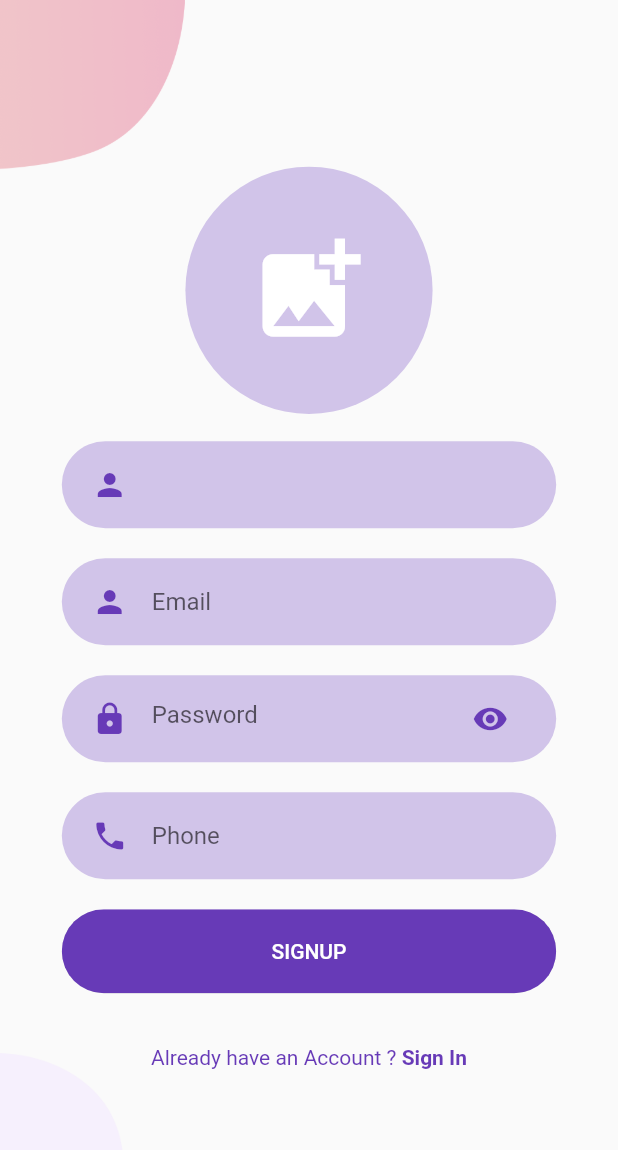
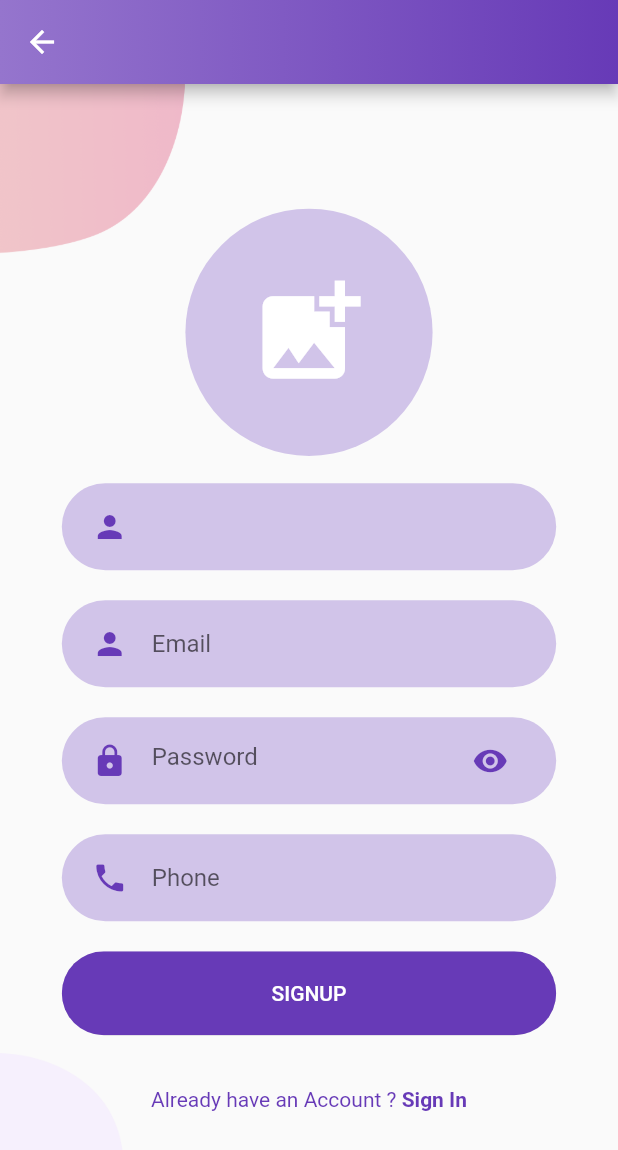
Before and after one commit to razzazcode/forsa, a Flutter app: the myInfo screen opened directly, on a phone screen of 412 x 824 dp. Shown: the top 1150 px of the screen. Run offline on Flutter 3.47's test engine with Material 2 defaults, Android fonts, the phone set to English and light mode, and no system bars; our stand-ins replace cloud_firestore, firebase_auth, firebase_core, firebase_storage, flutter_svg, geocoding and 4 more; missing offline and left inert: image_slider, maps_launcher; accounts and stored records are empty.

```diff
--- a/lib/Signup/components/myInfoBody.dart
+++ b/lib/Signup/components/myInfoBody.dart
@@ -271,8 +271,11 @@ class _myInfoBodyState extends State<myInfoBody> {
                 child: CircleAvatar(
                   radius: _screenWidth * 0.20,
                   backgroundColor: Colors.deepPurple[100],
-                  backgroundImage: _image==null?null:FileImage(_image),
+                  backgroundImage:
+                   _image==null?null:FileImage(_image),
                   child: _image == null ?
+
+
 
                   Icon(
                     Icons.add_photo_alternate,
--- a/lib/Signup/myInfo.dart
+++ b/lib/Signup/myInfo.dart
@@ -1,11 +1,56 @@
+
 import 'package:flutter/material.dart';
+import 'package:forsa/HomeScreen.dart';
 import 'package:forsa/Signup/components/myInfoBody.dart';
 
 class myInfo extends StatelessWidget {
+
+
+
+
+
+
   @override
   Widget build(BuildContext context) {
     return Scaffold(
+
+
+
+
+
+      appBar: AppBar(
+        leading:  IconButton(
+          icon: Icon(Icons.arrow_back, color: Colors.white),
+        onPressed: (){
+          Route newRoute = MaterialPageRoute(builder: (_) => HomeScreen());
+          Navigator.pushReplacement(context, newRoute);
+        }
+    ),
+
+        flexibleSpace: Container(
+          decoration: new BoxDecoration(
+            gradient: new LinearGradient(
+                colors: [
+                  Colors.deepPurple[300],
+                  Colors.deepPurple,
+                ],
+                begin: const FractionalOffset(0.0, 0.0),
+                end: const FractionalOffset(1.0, 0.0),
+                stops: [0.0, 1.0],
+                tileMode: TileMode.clamp
+            ),
+          ),
+        ),
+      ),
+
+
+
+
+
+
       body: myInfoBody(),
     );
   }
+
+
 }
```
